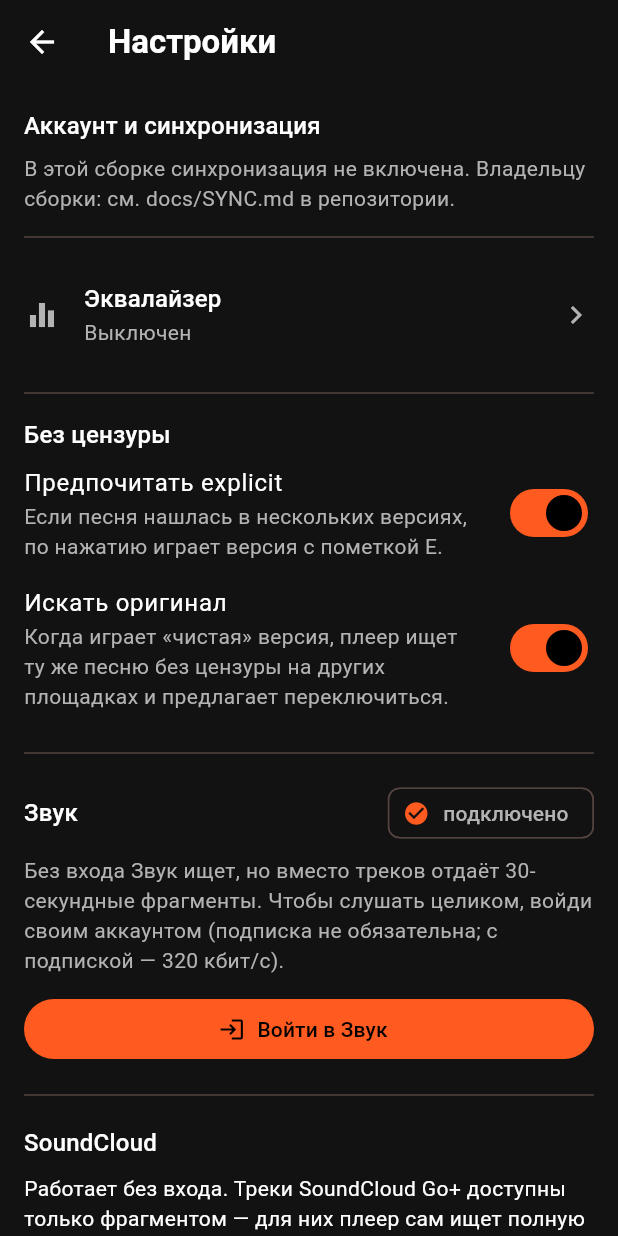
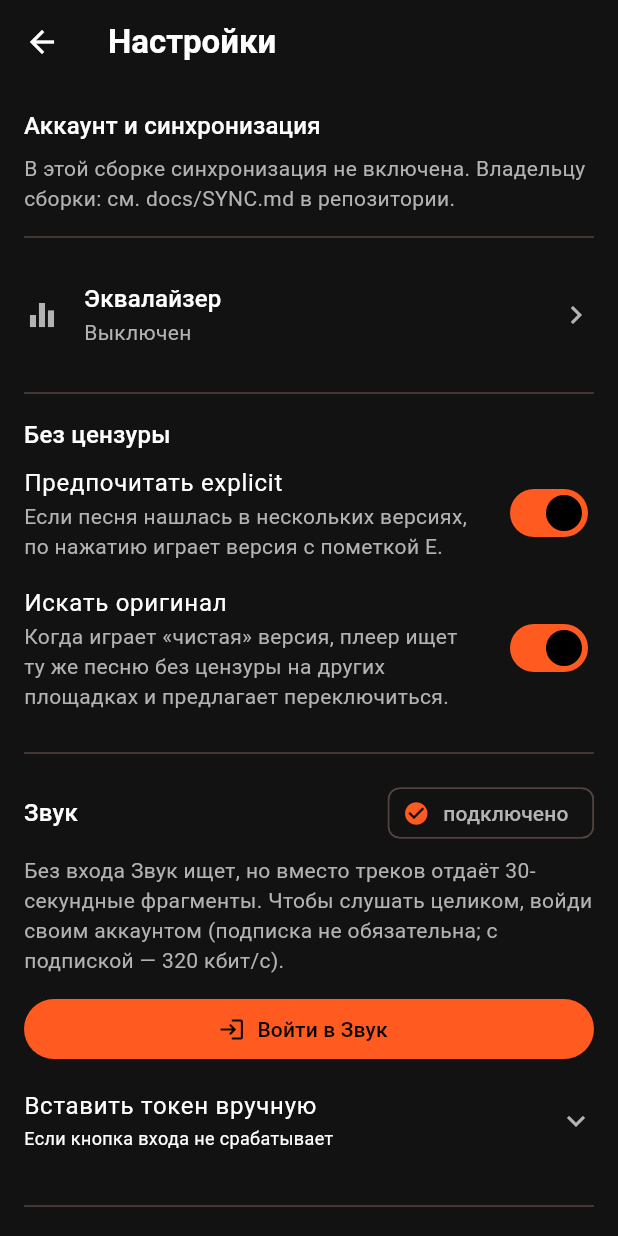
Before and after one commit to neco-ars/Player-non-prottect-, a Flutter app: the SettingsPage screen opened directly, on a phone screen of 412 x 824 dp. Run offline on Flutter 3.47's test engine with Material 3 defaults, Android fonts, the phone set to English and light mode, and no system bars; our stand-ins replace audio_service, file_picker, just_audio, shared_preferences, supabase_flutter, universal_platform and 2 more; missing offline and left inert: audio_metadata_reader, just_audio_platform_interface, media_kit; accounts and stored records are empty; statements that could not run were skipped.

Commit message:
0.17.4: вставка токена Звука вручную и на телефоне; понятная ошибка при защите от ботов (VPN)

```diff
--- a/lib/sources/net.dart
+++ b/lib/sources/net.dart
@@ -40,6 +40,11 @@ class Net {
       return 'прокси не пропустил запрос — обнови worker.js на Cloudflare (см. proxy/README.md) '
           'и открывай сайт по адресу из ALLOWED_ORIGIN';
     }
+    // защита сайта от ботов гоняет запрос по кругу или отвечает «я чайник» — чаще всего из-за VPN
+    if (s.contains('Redirect loop') || s.contains('redirect loop') || s.contains('HTTP 418')) {
+      return 'сайт не пускает запрос (защита от ботов) — чаще всего из-за VPN: выключи его '
+          'или добавь приложение в исключения VPN';
+    }
     if (s.contains('Handshake')) return 'не удалось установить защищённое соединение (сеть или провайдер обрывает его)';
     if (s.contains('SocketException') || s.contains('Failed host lookup')) return 'нет соединения с сервером';
     if (e is TimeoutException) return 'сервер не ответил вовремя';
--- a/lib/ui/settings_page.dart
+++ b/lib/ui/settings_page.dart
@@ -53,7 +53,15 @@ class _SettingsPageState extends State<SettingsPage> {
       _toast(name.isEmpty ? 'Звук: вход выполнен' : 'Звук: вход выполнен — $name');
       setState(() {});
     } catch (e) {
-      if (mounted) _toast('Не удалось проверить: ${Net.describe(e)}');
+      // проверить не дала сеть или защита Звука (часто — из-за VPN): токен всё равно сохраняем
+      app.settings.zvukToken = token;
+      app.zvuk.userToken = token;
+      _zvuk.text = token;
+      if (mounted) {
+        _toast('Токен сохранён, но проверить его не удалось: ${Net.describe(e)}. '
+            'Если Звук не играет — выключи VPN или исключи из него приложение.');
+        setState(() {});
+      }
     }
   }
 
@@ -64,6 +72,40 @@ class _SettingsPageState extends State<SettingsPage> {
     _toast(v.isEmpty ? 'YouTube отключён' : 'YouTube подключён');
     setState(() {});
   }
+
+  /// Вход в Звук вставкой токена: открыть zvuk.com, войти, скопировать страницу с токеном.
+  List<Widget> _manualZvuk() => [
+        OutlinedButton.icon(
+          icon: const Icon(Icons.login),
+          label: const Text('1. Открыть zvuk.com и войти'),
+          onPressed: () => launchUrl(Uri.parse('https://zvuk.com/'), mode: LaunchMode.externalApplication),
+        ),
+        const SizedBox(height: 8),
+        OutlinedButton.icon(
+          icon: const Icon(Icons.key),
+          label: const Text('2. Открыть страницу с токеном'),
+          onPressed: () => launchUrl(Uri.parse('https://zvuk.com/api/tiny/profile'), mode: LaunchMode.externalApplication),
+        ),
+        const SizedBox(height: 4),
+        const Text(
+          'На этой странице выдели всё (Ctrl+A, на телефоне — долгое нажатие → «Выбрать всё»), скопируй и вставь ниже '
+          'целиком — токен приложение найдёт само.',
+          style: TextStyle(fontSize: 12, color: AppColors.textDim),
+        ),
+        const SizedBox(height: 8),
+        TextField(
+          controller: _zvuk,
+          maxLines: 2,
+          decoration:
+              const InputDecoration(labelText: '3. Вставь сюда текст страницы (или только токен)', border: OutlineInputBorder()),
+        ),
+        const SizedBox(height: 8),
+        Wrap(spacing: 8, children: [
+          FilledButton(onPressed: () => _saveZvuk(_zvuk.text), child: const Text('Сохранить и проверить')),
+          if (app.zvuk.userToken?.isNotEmpty == true)
+            TextButton(onPressed: () => _saveZvuk(''), child: const Text('Выйти')),
+        ]),
+      ];
 
   Widget _status(bool ok) => Chip(
         label: Text(ok ? 'подключено' : 'не подключено'),
@@ -131,7 +173,7 @@ class _SettingsPageState extends State<SettingsPage> {
             style: TextStyle(color: AppColors.textDim),
           ),
           const SizedBox(height: 12),
-          if (inAppLoginSupported)
+          if (inAppLoginSupported) ...[
             FilledButton.icon(
               icon: const Icon(Icons.login),
               label: Text(app.zvuk.userToken?.isNotEmpty == true ? 'Войти заново' : 'Войти в Звук'),
@@ -139,43 +181,24 @@ class _SettingsPageState extends State<SettingsPage> {
                 final token = await loginZvuk(context);
                 if (token != null && mounted) await _saveZvuk(token);
               },
-            )
-          else ...[
+            ),
+            // если встроенный вход не открывается (VPN, защита Звука) — можно вставить токен самому
+            Theme(
+              data: Theme.of(context).copyWith(dividerColor: Colors.transparent),
+              child: ExpansionTile(
+                tilePadding: EdgeInsets.zero,
+                childrenPadding: const EdgeInsets.only(bottom: 8),
+                expandedCrossAxisAlignment: CrossAxisAlignment.start,
+                title: const Text('Вставить токен вручную'),
+                subtitle: const Text('Если кнопка входа не срабатывает', style: TextStyle(fontSize: 12)),
+                children: _manualZvuk(),
+              ),
+            ),
+          ] else ...[
             // В браузере и на ПК встроенного входа нет: браузер не даёт читать вход на чужом сайте.
             const Text('Вход в 3 шага:', style: TextStyle(fontWeight: FontWeight.w600)),
             const SizedBox(height: 8),
-            OutlinedButton.icon(
-              icon: const Icon(Icons.login),
-              label: const Text('1. Открыть zvuk.com и войти'),
-              onPressed: () => launchUrl(Uri.parse('https://zvuk.com/'), mode: LaunchMode.externalApplication),
-            ),
-            const SizedBox(height: 8),
-            OutlinedButton.icon(
-              icon: const Icon(Icons.key),
-              label: const Text('2. Открыть страницу с токеном'),
-              onPressed: () =>
-                  launchUrl(Uri.parse('https://zvuk.com/api/tiny/profile'), mode: LaunchMode.externalApplication),
-            ),
-            const SizedBox(height: 4),
-            const Text(
-              'На этой странице выдели всё (Ctrl+A, на iPhone — «Выбрать всё»), скопируй и вставь ниже целиком — '
-              'токен приложение найдёт само.',
-              style: TextStyle(fontSize: 12, color: AppColors.textDim),
-            ),
-            const SizedBox(height: 8),
-            TextField(
-              controller: _zvuk,
-              maxLines: 2,
-              decoration: const InputDecoration(
-                  labelText: '3. Вставь сюда текст страницы (или только токен)', border: OutlineInputBorder()),
-            ),
-            const SizedBox(height: 8),
-            Row(children: [
-              FilledButton(onPressed: () => _saveZvuk(_zvuk.text), child: const Text('Сохранить и проверить')),
-              const SizedBox(width: 8),
-              if (app.zvuk.userToken?.isNotEmpty == true)
-                TextButton(onPressed: () => _saveZvuk(''), child: const Text('Выйти')),
-            ]),
+            ..._manualZvuk(),
           ],
         ],
         const Divider(height: 40),
--- a/lib/version.dart
+++ b/lib/version.dart
@@ -1,2 +1,2 @@
-/// Версия приложения. Меняй вместе с `version:` в pubspec.yaml.
-const appVersion = '0.17.3';
+/// Р’РµСЂСЃРёСЏ РїСЂРёР»РѕР¶РµРЅРёСЏ. РњРµРЅСЏР№ РІРјРµСЃС‚Рµ СЃ `version:` РІ pubspec.yaml.
+const appVersion = '0.17.4';
--- a/pubspec.yaml
+++ b/pubspec.yaml
@@ -1,7 +1,7 @@
 name: music_player
 description: "Агрегатор музыки: поиск по Звуку, SoundCloud, YouTube и своим файлам в одном плеере."
 publish_to: 'none'
-version: 0.17.3+27
+version: 0.17.4+28
 
 environment:
   sdk: ">=3.4.0 <4.0.0"
```
Also changed, not shown: 1 other file.
